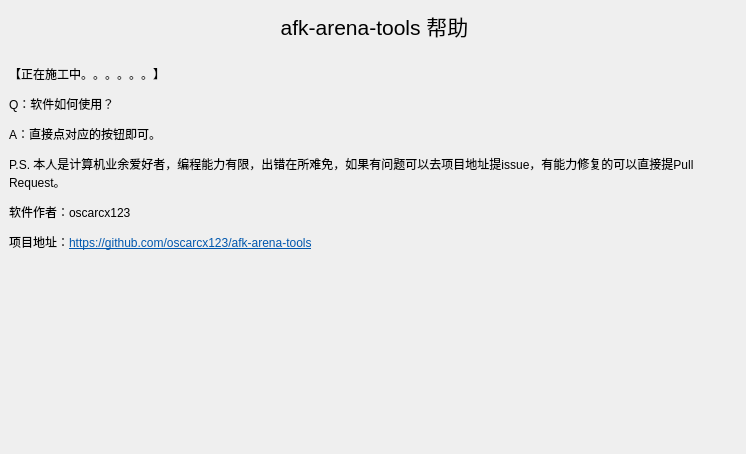
Qt form help_gui.ui (oscarcx123/afk-arena-tools) before a commit.
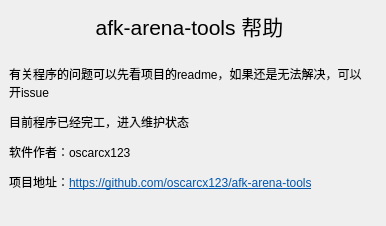
The same form after that commit.

Diff of the .ui file:
```diff
--- a/help_gui.ui
+++ b/help_gui.ui
@@ -6,8 +6,8 @@
    <rect>
     <x>0</x>
     <y>0</y>
-    <width>746</width>
-    <height>454</height>
+    <width>386</width>
+    <height>226</height>
    </rect>
   </property>
   <property name="windowTitle">
@@ -18,7 +18,7 @@
     <rect>
      <x>9</x>
      <y>9</y>
-     <width>731</width>
+     <width>361</width>
      <height>33</height>
     </rect>
    </property>
@@ -39,12 +39,12 @@
     <rect>
      <x>9</x>
      <y>48</y>
-     <width>731</width>
-     <height>221</height>
+     <width>361</width>
+     <height>161</height>
     </rect>
    </property>
    <property name="text">
-    <string>&lt;html&gt;&lt;head/&gt;&lt;body&gt;&lt;p&gt;【正在施工中。。。。。。】&lt;/p&gt;&lt;p&gt;Q：软件如何使用？&lt;/p&gt;&lt;p&gt;A：直接点对应的按钮即可。&lt;/p&gt;&lt;p&gt;P.S. 本人是计算机业余爱好者，编程能力有限，出错在所难免，如果有问题可以去项目地址提issue，有能力修复的可以直接提Pull Request。&lt;/p&gt;&lt;p&gt;软件作者：oscarcx123&lt;/p&gt;&lt;p&gt;项目地址：&lt;a href=&quot;https://github.com/oscarcx123/fraction-calc&quot;&gt;&lt;span style=&quot; text-decoration: underline; color:#0057ae;&quot;&gt;https://github.com/oscarcx123/afk-arena-tools&lt;/span&gt;&lt;/a&gt;&lt;/p&gt;&lt;/body&gt;&lt;/html&gt;</string>
+    <string>&lt;html&gt;&lt;head/&gt;&lt;body&gt;&lt;p&gt;有关程序的问题可以先看项目的readme，如果还是无法解决，可以开issue&lt;/p&gt;&lt;p&gt;目前程序已经完工，进入维护状态&lt;/p&gt;&lt;p&gt;软件作者：oscarcx123&lt;/p&gt;&lt;p&gt;项目地址：&lt;a href=&quot;https://github.com/oscarcx123/fraction-calc&quot;&gt;&lt;span style=&quot; text-decoration: underline; color:#0057ae;&quot;&gt;https://github.com/oscarcx123/afk-arena-tools&lt;/span&gt;&lt;/a&gt;&lt;/p&gt;&lt;/body&gt;&lt;/html&gt;</string>
    </property>
    <property name="alignment">
     <set>Qt::AlignLeading|Qt::AlignLeft|Qt::AlignVCenter</set>
```
